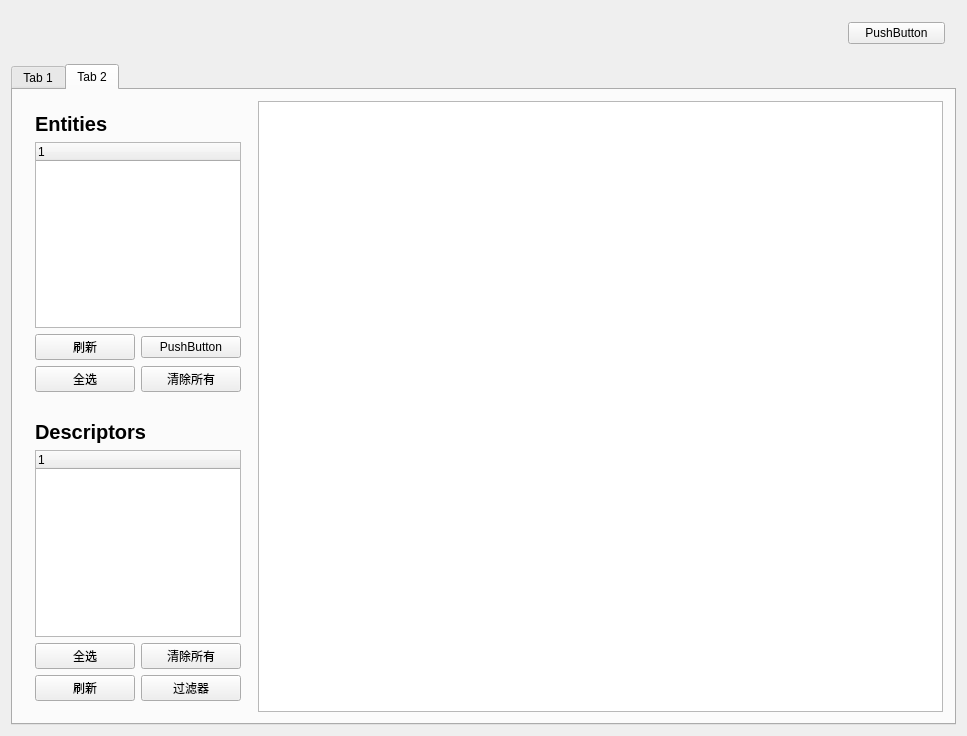
This is widget.ui in retailer-of-IT/GBBexplorer_QT as Qt 5 draws it before an edit. The edited form follows.
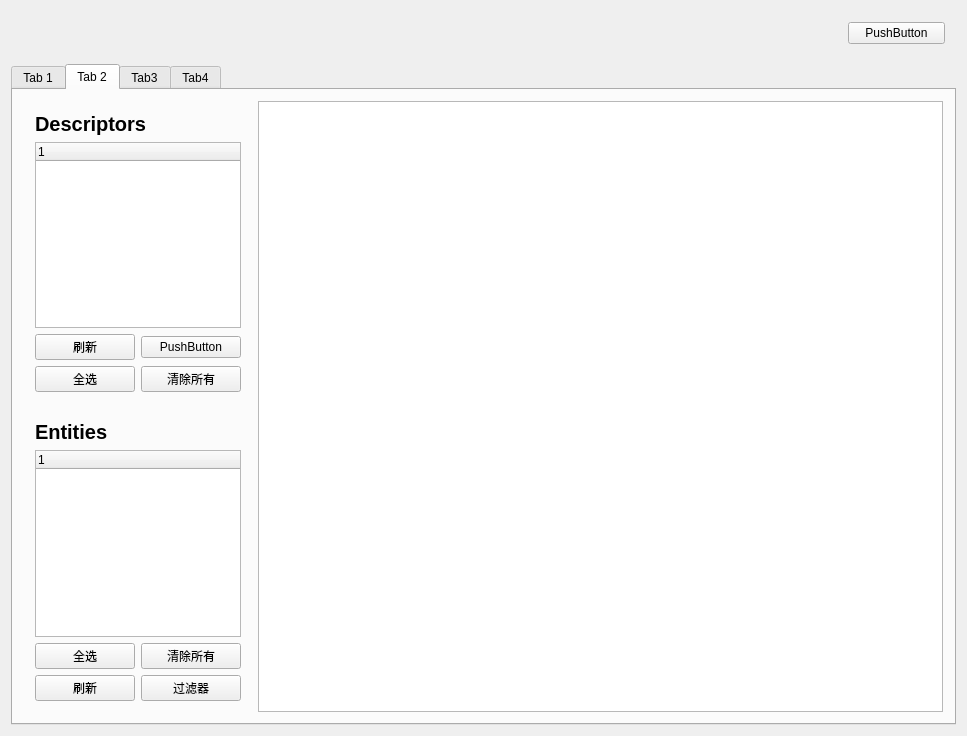
This is the edited form. The open tabs and pages were chosen to show the change. Custom widgets are drawn as their Qt base class.

Commit message: 在detail中实现详细页面复用和显示

```diff
--- a/widget.ui
+++ b/widget.ui
@@ -43,7 +43,10 @@
    <item row="1" column="0">
     <widget class="QTabWidget" name="tabWidget">
      <property name="currentIndex">
-      <number>0</number>
+      <number>1</number>
+     </property>
+     <property name="tabBarAutoHide">
+      <bool>false</bool>
      </property>
      <widget class="QWidget" name="tab_1">
       <attribute name="title">
@@ -132,7 +135,7 @@
                  </font>
                 </property>
                 <property name="text">
-                 <string>Entities</string>
+                 <string>Descriptors</string>
                 </property>
                </widget>
               </item>
@@ -197,7 +200,7 @@
                  </font>
                 </property>
                 <property name="text">
-                 <string>Descriptors</string>
+                 <string>Entities</string>
                 </property>
                </widget>
               </item>
@@ -252,11 +255,29 @@
       </layout>
       <zorder></zorder>
      </widget>
+     <widget class="detail" name="tab_3">
+      <attribute name="title">
+       <string>Tab3</string>
+      </attribute>
+     </widget>
+     <widget class="detail" name="tab_4">
+      <attribute name="title">
+       <string>Tab4</string>
+      </attribute>
+     </widget>
     </widget>
    </item>
   </layout>
  </widget>
  <layoutdefault spacing="6" margin="11"/>
+ <customwidgets>
+  <customwidget>
+   <class>detail</class>
+   <extends>QWidget</extends>
+   <header>detail.h</header>
+   <container>1</container>
+  </customwidget>
+ </customwidgets>
  <resources/>
  <connections/>
 </ui>
```
The commit also changes 7 other files.
